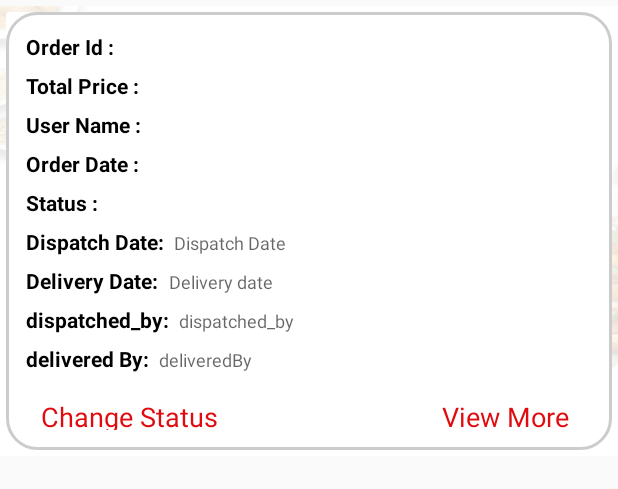
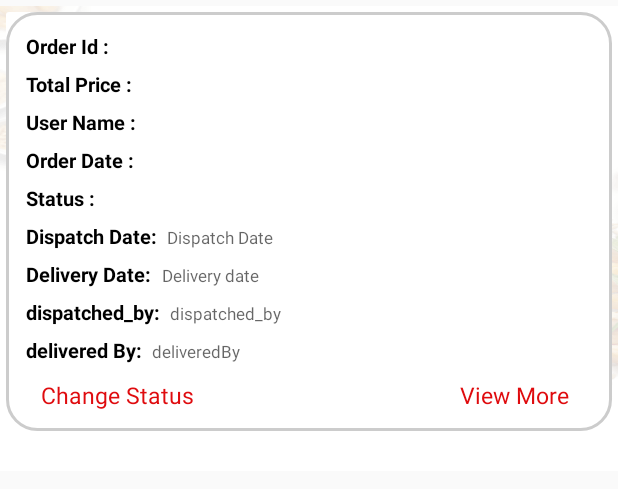
Before and after one commit to SukantaBehera/Kamal, an Android app: the layout allorderlist.xml on its own in the app's theme, with its tools: preview values and no code run, on a phone screen of 412 x 824 dp. Shown: the top 489 px of the screen. Run offline under Robolectric (Android 15) with nearby library versions, the light colour scheme and no system bars; network calls fail.

Commit message:
dharitri_27

```diff
--- a/Foodie/app/src/main/AndroidManifest.xml
+++ b/Foodie/app/src/main/AndroidManifest.xml
@@ -13,7 +13,8 @@
         android:largeHeap="true"
         android:roundIcon="@mipmap/ic_launcher_round"
         android:supportsRtl="true"
-        android:theme="@style/AppTheme">
+        android:theme="@style/AppTheme"
+        android:usesCleartextTraffic="true">
         <activity android:name=".PaymentActivity"></activity>
         <activity android:name="com.example.app.USERLIST.UI.UpdateFranchisorActivity" />
         <activity
--- a/Foodie/app/src/main/java/com/example/app/MyOrders/AllItem/ui/CartItem.java
+++ b/Foodie/app/src/main/java/com/example/app/MyOrders/AllItem/ui/CartItem.java
@@ -267,7 +267,7 @@ public class CartItem extends BaseActivity implements CFClientInterface,View.OnC
     public void onClick(View v) {
         switch (v.getId()){
             case R.id.placeBtn:
-                tokenGenerate();
+              //  tokenGenerate();
                 break;
         }
     }
--- /dev/null
+++ b/Foodie/app/src/main/java/com/example/app/Request/MyOrderUpdateRequest.java
@@ -0,0 +1,5 @@
+package com.example.app.Request;
+
+public class MyOrderUpdateRequest {
+
+}
--- a/Foodie/app/src/main/res/layout/allorderlist.xml
+++ b/Foodie/app/src/main/res/layout/allorderlist.xml
@@ -1,13 +1,13 @@
 <?xml version="1.0" encoding="utf-8"?>
-<LinearLayout xmlns:android="http://schemas.android.com/apk/res/android"
-    android:orientation="vertical"
+<RelativeLayout xmlns:android="http://schemas.android.com/apk/res/android"
+
     android:layout_width="match_parent"
-    android:layout_height="300dp"
+    android:layout_height="310dp"
     android:layout_marginTop="@dimen/cardCornerRadius"
     android:background="@drawable/home_bg">
 
     <android.support.v7.widget.CardView
-        android:layout_width="match_parent"
+        android:layout_width="wrap_content"
         android:layout_height="wrap_content"
         android:layout_margin="@dimen/adapter_cardview_margin"
         android:elevation="@dimen/cardview_vertical_padding">
@@ -29,7 +29,7 @@
                     android:layout_height="wrap_content"
                     android:padding="@dimen/layout_inner_padding"
                     android:text="@string/orderid"
-                    android:textSize="@dimen/heading_lable_message"
+                    android:textSize="@dimen/text_order"
                     android:textStyle="bold|normal"
                     android:textColor="@color/blackTextColor"
                     android:textAlignment="textStart"
@@ -39,7 +39,7 @@
                     android:layout_height="wrap_content"
                     android:id="@+id/orderId"
                     android:padding="@dimen/layout_inner_padding"
-                    android:textSize="@dimen/text_lable_message"
+                    android:textSize="11sp"
                     android:textStyle="normal"
                     android:textColor="@color/colorAccent"
                     android:textAlignment="textStart"/>
@@ -55,7 +55,7 @@
                     android:layout_height="wrap_content"
                     android:padding="@dimen/layout_inner_padding"
                     android:text="@string/total_price"
-                    android:textSize="@dimen/heading_lable_message"
+                    android:textSize="@dimen/text_order"
                     android:textStyle="bold|normal"
                     android:textColor="@color/blackTextColor"
                     android:textAlignment="textStart"/>
@@ -64,7 +64,7 @@
                     android:layout_height="wrap_content"
                     android:id="@+id/tprice"
                     android:padding="@dimen/layout_inner_padding"
-                    android:textSize="@dimen/text_lable_message"
+                    android:textSize="11sp"
                     android:textStyle="normal"
                     android:textColor="@color/blackTextColor"
                     android:textAlignment="textStart"/>
@@ -82,7 +82,7 @@
                     android:layout_height="wrap_content"
                     android:padding="@dimen/layout_inner_padding"
                     android:text="@string/username"
-                    android:textSize="@dimen/heading_lable_message"
+                    android:textSize="@dimen/text_order"
                     android:textStyle="bold|normal"
                     android:textColor="@color/blackTextColor"
                     android:textAlignment="textStart"/>
@@ -91,9 +91,9 @@
                     android:layout_height="wrap_content"
                     android:id="@+id/username"
                     android:padding="@dimen/layout_inner_padding"
-                    android:textSize="@dimen/text_lable_message"
+                    android:textSize="11sp"
                     android:textStyle="normal"
-                    android:textColor="@color/colorAccent"
+                    android:textColor="@color/black"
                     android:textAlignment="textStart"/>
 
             </LinearLayout>
@@ -107,7 +107,7 @@
                     android:layout_height="wrap_content"
                     android:padding="@dimen/layout_inner_padding"
                     android:text="@string/order_date"
-                    android:textSize="@dimen/heading_lable_message"
+                    android:textSize="@dimen/text_order"
                     android:textStyle="bold|normal"
                     android:textColor="@color/blackTextColor"
                     android:textAlignment="textStart"/>
@@ -116,7 +116,7 @@
                     android:layout_height="wrap_content"
                     android:id="@+id/odate"
                     android:padding="@dimen/layout_inner_padding"
-                    android:textSize="@dimen/text_lable_message"
+                    android:textSize="11sp"
                     android:textStyle="normal"
                     android:textColor="@color/blackTextColor"
                     android:textAlignment="textStart"/>
@@ -132,20 +132,20 @@
                     android:layout_height="wrap_content"
                     android:padding="@dimen/layout_inner_padding"
                     android:text="@string/status"
-                    android:textSize="@dimen/heading_lable_message"
+                    android:textSize="@dimen/text_order"
                     android:textStyle="bold|normal"
                     android:textColor="@color/blackTextColor"
                     android:textAlignment="textStart"/>
 
-               <!-- <TextView
+                <TextView
                     android:id="@+id/statusallorder"
                     android:layout_width="110dp"
                     android:layout_height="wrap_content"
                     android:padding="@dimen/layout_inner_padding"
                     android:textAlignment="textStart"
                     android:textColor="@color/colorAccent"
-                    android:textSize="@dimen/text_lable_message"
-                    android:textStyle="normal" />-->
+                    android:textSize="11sp"
+                    android:textStyle="normal" />
 
                 </LinearLayout>
 
@@ -158,7 +158,7 @@
                     android:layout_height="wrap_content"
                     android:padding="@dimen/layout_inner_padding"
                     android:text="Dispatch Date:"
-                    android:textSize="@dimen/heading_lable_message"
+                    android:textSize="@dimen/text_order"
                     android:textStyle="bold|normal"
                     android:textColor="@color/blackTextColor"
                     android:textAlignment="textStart"/>
@@ -169,8 +169,8 @@
                     android:padding="@dimen/layout_inner_padding"
                     android:textAlignment="textStart"
                     android:hint="Dispatch Date"
-                    android:textColor="@color/colorAccent"
-                    android:textSize="@dimen/text_lable_message"
+                    android:textColor="@color/black"
+                    android:textSize="11sp"
                     android:textStyle="normal" />
 
 
@@ -184,7 +184,7 @@
                     android:layout_height="wrap_content"
                     android:padding="@dimen/layout_inner_padding"
                     android:text="Delivery Date:"
-                    android:textSize="@dimen/heading_lable_message"
+                    android:textSize="@dimen/text_order"
                     android:textStyle="bold|normal"
                     android:textColor="@color/blackTextColor"
                     android:textAlignment="textStart"/>
@@ -195,9 +195,9 @@
                     android:layout_height="wrap_content"
                     android:padding="@dimen/layout_inner_padding"
                     android:textAlignment="textStart"
-                    android:textColor="@color/colorAccent"
+                    android:textColor="@color/black"
                     android:hint="Delivery date"
-                    android:textSize="@dimen/text_lable_message"
+                    android:textSize="11sp"
                     android:textStyle="normal" />
 
 
@@ -211,7 +211,7 @@
                     android:layout_height="wrap_content"
                     android:padding="@dimen/layout_inner_padding"
                     android:text="dispatched_by:"
-                    android:textSize="@dimen/heading_lable_message"
+                    android:textSize="@dimen/text_order"
                     android:textStyle="bold|normal"
                     android:textColor="@color/blackTextColor"
                     android:textAlignment="textStart"/>
@@ -222,9 +222,9 @@
                     android:layout_height="wrap_content"
                     android:padding="@dimen/layout_inner_padding"
                     android:textAlignment="textStart"
-                    android:textColor="@color/colorAccent"
+                    android:textColor="@color/black"
                     android:hint="dispatched_by"
-                    android:textSize="@dimen/text_lable_message"
+                    android:textSize="11sp"
                     android:textStyle="normal" />
 
 
@@ -238,7 +238,7 @@
                     android:layout_height="wrap_content"
                     android:padding="@dimen/layout_inner_padding"
                     android:text="delivered By:"
-                    android:textSize="@dimen/heading_lable_message"
+                    android:textSize="@dimen/text_order"
                     android:textStyle="bold|normal"
                     android:textColor="@color/blackTextColor"
                     android:textAlignment="textStart"/>
@@ -250,8 +250,8 @@
                     android:padding="@dimen/layout_inner_padding"
                     android:textAlignment="textStart"
                     android:hint="deliveredBy"
-                    android:textColor="@color/colorAccent"
-                    android:textSize="@dimen/text_lable_message"
+                    android:textColor="@color/black"
+                    android:textSize="11sp"
                     android:textStyle="normal" />
 
 
@@ -260,7 +260,7 @@
                 android:layout_width="match_parent"
                 android:layout_height="wrap_content"
                 android:orientation="horizontal"
-                android:layout_marginTop="10dp">
+                android:layout_marginTop="3dp">
 
 
                 <TextView
@@ -271,7 +271,7 @@
                     android:textAlignment="textStart"
                     android:text="Change Status"
                     android:textColor="@color/colorAccent"
-                    android:textSize="18sp"
+                    android:textSize="15sp"
                     android:textStyle="normal"
                     android:layout_alignParentLeft="true"
                     android:layout_marginLeft="10dp"
@@ -285,7 +285,7 @@
                     android:textAlignment="textStart"
                     android:text="View More"
                     android:textColor="@color/colorAccent"
-                    android:textSize="18sp"
+                    android:textSize="15sp"
                     android:textStyle="normal"
                     android:layout_alignParentRight="true"
                     android:layout_marginRight="15dp"/>
@@ -295,4 +295,4 @@
 
     </android.support.v7.widget.CardView>
 
-</LinearLayout>
+</RelativeLayout>
--- a/Foodie/app/src/main/res/values/dimens.xml
+++ b/Foodie/app/src/main/res/values/dimens.xml
@@ -26,4 +26,5 @@
     <dimen name="layout_inner_padding">3dp</dimen>
     <dimen name="heading_lable_message">14dp</dimen>
     <dimen name="text_lable_message">12dp</dimen>
+    <dimen name="text_order">13sp</dimen>
 </resources>
```
Also changed, not shown: Foodie/app/src/main/java/com/example/app/MyOrders/OrderListById/Adapter/MyOrderAdapterNew.java (+9 -4 lines), Foodie/app/src/main/res/layout/statusdialog.xml (+13 -7 lines).
